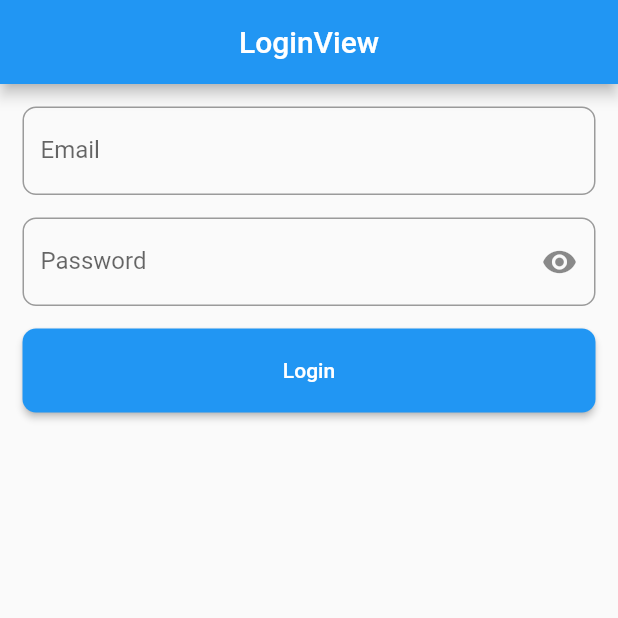
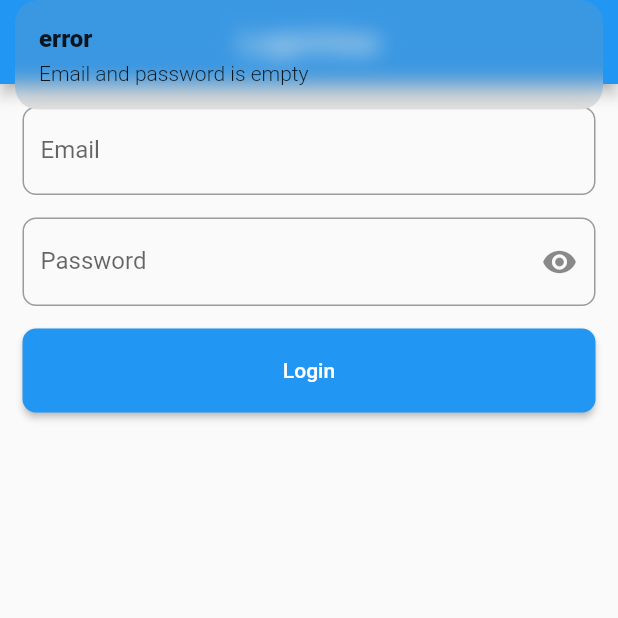
Before and after one commit to C9Teenz/qr_code, a Flutter app: the screen it shows after launch, after a tap on "Login", on a phone screen of 412 x 824 dp, the top half of it. Run offline on Flutter 3.47's test engine with Material 2 defaults, Android fonts, the phone set to English and light mode, and no system bars; our stand-ins replace firebase_auth, firebase_core, get; accounts and stored records are empty.

Commit message:
add function login and logout

```diff
--- /dev/null
+++ b/lib/app/controllers/auth_controller.dart
@@ -0,0 +1,38 @@
+import 'package:firebase_auth/firebase_auth.dart';
+import 'package:get/get.dart';
+
+class AuthController extends GetxController {
+  String? uid;
+
+  FirebaseAuth auth = FirebaseAuth.instance;
+
+  Future<Map<String, dynamic>> login(String email, String password) async {
+    try {
+      await auth.signInWithEmailAndPassword(email: email, password: password);
+      return {"error": false, "message": "Login Success"};
+    } on FirebaseAuthException catch (e) {
+      return {"error": true, "message": "${e.message}"};
+    } catch (e) {
+      return {"error": true, "message": "Login failed"};
+    }
+  }
+
+  Future<Map<String, dynamic>> logout() async {
+    try {
+      await auth.signOut();
+      return {"error": false, "message": "Login Success"};
+    } on FirebaseAuthException catch (e) {
+      return {"error": true, "message": "${e.message}"};
+    } catch (e) {
+      return {"error": true, "message": "Login failed"};
+    }
+  }
+
+  @override
+  void onInit() {
+    auth.authStateChanges().listen((event) {
+      uid = event?.uid;
+    });
+    super.onInit();
+  }
+}
--- /dev/null
+++ b/lib/app/modules/loading/loading_screen.dart
@@ -0,0 +1,25 @@
+import 'package:flutter/material.dart';
+
+class LoadingScreen extends StatelessWidget {
+  const LoadingScreen({super.key});
+
+  @override
+  Widget build(BuildContext context) {
+    return const MaterialApp(
+      home: LoadingView(),
+    );
+  }
+}
+
+class LoadingView extends StatelessWidget {
+  const LoadingView({super.key});
+
+  @override
+  Widget build(BuildContext context) {
+    return const Scaffold(
+      body: Center(
+        child: CircularProgressIndicator(),
+      ),
+    );
+  }
+}
--- a/lib/app/modules/login/controllers/login_controller.dart
+++ b/lib/app/modules/login/controllers/login_controller.dart
@@ -2,4 +2,5 @@ import 'package:get/get.dart';
 
 class LoginController extends GetxController {
   RxBool ishidden = true.obs;
+  RxBool isLoading = false.obs;
 }
--- a/lib/app/modules/login/views/login_view.dart
+++ b/lib/app/modules/login/views/login_view.dart
@@ -1,6 +1,8 @@
 import 'package:flutter/material.dart';
 
 import 'package:get/get.dart';
+import 'package:qr_code/app/controllers/auth_controller.dart';
+import 'package:qr_code/app/routes/app_pages.dart';
 
 import '../controllers/login_controller.dart';
 
@@ -8,6 +10,7 @@ class LoginView extends GetView<LoginController> {
   LoginView({Key? key}) : super(key: key);
   final TextEditingController emailC = TextEditingController();
   final TextEditingController passC = TextEditingController();
+  final AuthController authC = Get.find<AuthController>();
   @override
   Widget build(BuildContext context) {
     return Scaffold(
@@ -55,8 +58,27 @@ class LoginView extends GetView<LoginController> {
                   padding: const EdgeInsets.symmetric(vertical: 20),
                   shape: RoundedRectangleBorder(
                       borderRadius: BorderRadius.circular(9))),
-              onPressed: () {},
-              child: const Text('Login'),
+              onPressed: () async {
+                if (controller.isLoading.isFalse) {
+                  if (emailC.text.isNotEmpty && passC.text.isNotEmpty) {
+                    controller.isLoading(true);
+                    Map<String, dynamic> result =
+                        await authC.login(emailC.text, passC.text);
+                    controller.isLoading(false);
+                    if (result['error'] == true) {
+                      Get.snackbar("error", result['message']);
+                    } else {
+                      Get.offAllNamed(Routes.home);
+                    }
+                  } else {
+                    Get.snackbar("error", "Email and password is empty");
+                  }
+                }
+              },
+              child: Obx(
+                () =>
+                    Text(controller.isLoading.isFalse ? 'Login' : 'Loading...'),
+              ),
             )
           ],
         ));
--- a/lib/app/routes/app_pages.dart
+++ b/lib/app/routes/app_pages.dart
@@ -19,7 +19,7 @@ class AppPages {
   static final routes = [
     GetPage(
       name: _Paths.home,
-      page: () => const HomeView(),
+      page: () => HomeView(),
       binding: HomeBinding(),
     ),
     GetPage(
--- a/lib/main.dart
+++ b/lib/main.dart
@@ -1,15 +1,36 @@
+import 'package:firebase_auth/firebase_auth.dart';
+import 'package:firebase_core/firebase_core.dart';
 import 'package:flutter/material.dart';
+import 'package:get/get.dart';
+import 'package:qr_code/app/controllers/auth_controller.dart';
 
-import 'package:get/get.dart';
-
+import 'app/modules/loading/loading_screen.dart';
 import 'app/routes/app_pages.dart';
 
-void main() {
-  runApp(
-    GetMaterialApp(
-      title: "Application",
-      initialRoute: Routes.login,
-      getPages: AppPages.routes,
-    ),
-  );
+void main() async {
+  WidgetsFlutterBinding.ensureInitialized();
+  await Firebase.initializeApp();
+  Get.put(AuthController(), permanent: true);
+  runApp(MyApp());
 }
+
+class MyApp extends StatelessWidget {
+  MyApp({super.key});
+  final FirebaseAuth auth = FirebaseAuth.instance;
+  @override
+  Widget build(BuildContext context) {
+    //NOTE state auto Login
+    return StreamBuilder<User?>(
+        stream: auth.authStateChanges(),
+        builder: (context, snapAuth) {
+          if (snapAuth.connectionState == ConnectionState.waiting) {
+            return const LoadingScreen();
+          }
+          return GetMaterialApp(
+            title: "QR_Code",
+            initialRoute: snapAuth.hasData ? Routes.home : Routes.login,
+            getPages: AppPages.routes,
+          );
+        });
+  }
+}
--- a/pubspec.yaml
+++ b/pubspec.yaml
@@ -7,10 +7,11 @@ environment:
 
 dependencies:
   cupertino_icons: ^1.0.2
-  get: 4.6.5
+  firebase_auth: ^4.2.9
+  firebase_core: ^2.7.0
   flutter:
     sdk: flutter
-  firebase_core: ^2.7.0
+  get: 4.6.5
 
 dev_dependencies:
   flutter_lints: 2.0.1
```
Also changed, not shown: lib/app/modules/home/views/home_view.dart (+15 -1 lines), pubspec.lock, 3 other files.
